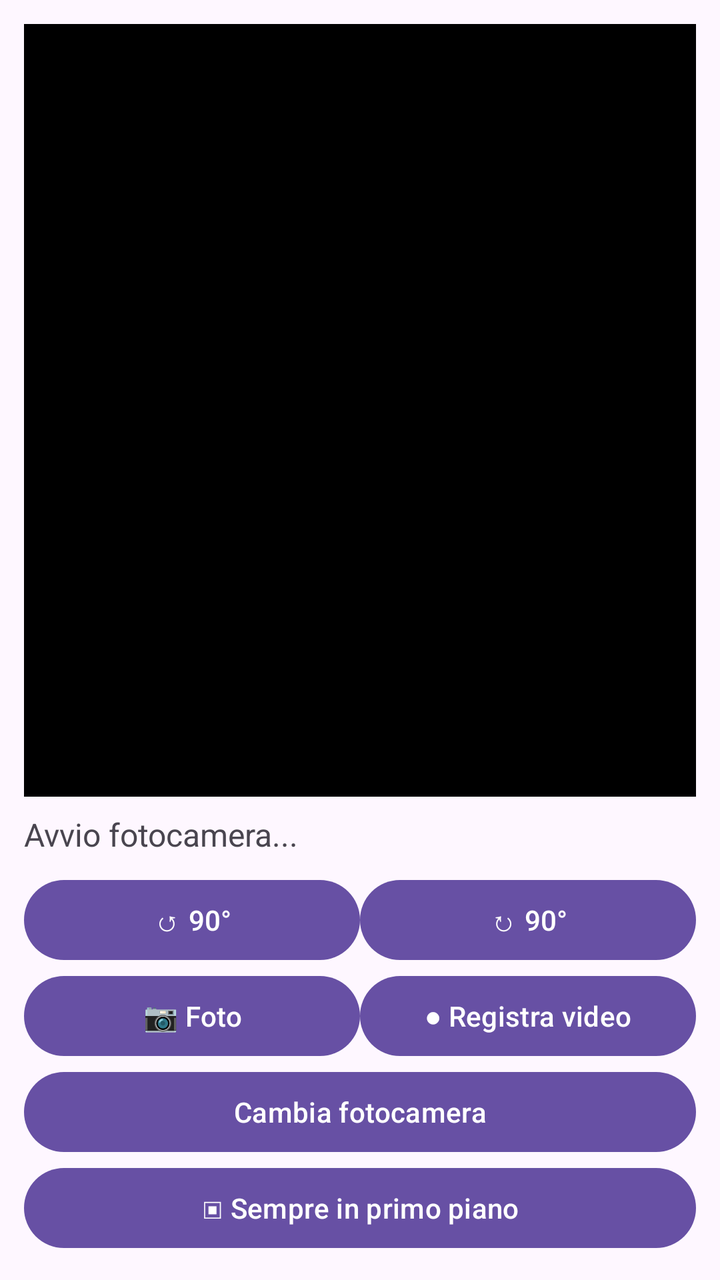
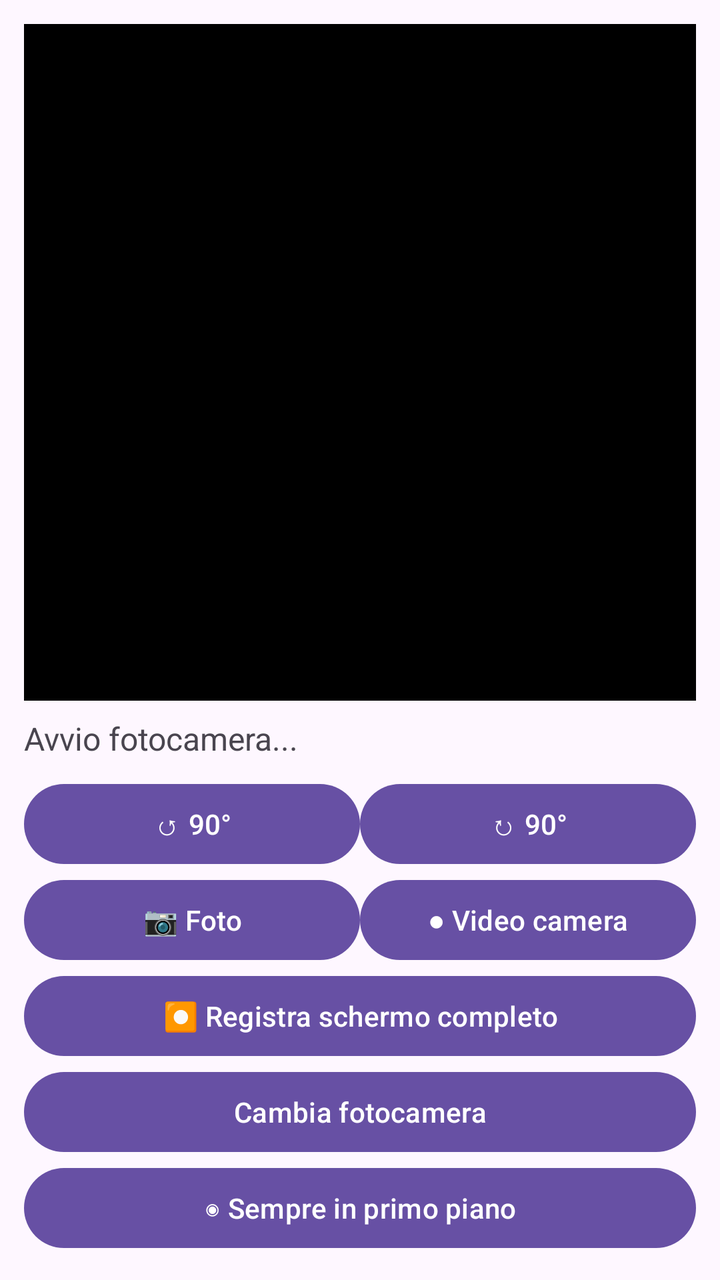

Compare the two renders of this Android layout. The source of the first and the diff that turns it into the second are given below.
<!-- AndroidManifest.xml: application theme Theme.CorrectedCamera -->
<!-- res/layout/activity_main.xml -->
<?xml version="1.0" encoding="utf-8"?>
<LinearLayout xmlns:android="http://schemas.android.com/apk/res/android"
    android:layout_width="match_parent"
    android:layout_height="match_parent"
    android:orientation="vertical"
    android:padding="12dp">

    <ImageView
        android:id="@+id/processedImageView"
        android:layout_width="match_parent"
        android:layout_height="0dp"
        android:layout_weight="1"
        android:background="#000000"
        android:scaleType="fitCenter"
        android:contentDescription="Anteprima fotocamera corretta"/>

    <TextView
        android:id="@+id/statusText"
        android:layout_width="match_parent"
        android:layout_height="wrap_content"
        android:text="Avvio fotocamera..."
        android:textSize="16sp"
        android:paddingTop="8dp"
        android:paddingBottom="8dp"/>

    <LinearLayout
        android:id="@+id/controlsContainer"
        android:layout_width="match_parent"
        android:layout_height="wrap_content"
        android:orientation="vertical">

        <LinearLayout
            android:layout_width="match_parent"
            android:layout_height="wrap_content"
            android:orientation="horizontal">

            <Button
                android:id="@+id/rotateLeftButton"
                android:layout_width="0dp"
                android:layout_height="wrap_content"
                android:layout_weight="1"
                android:text="↺ 90°"/>

            <Button
                android:id="@+id/rotateRightButton"
                android:layout_width="0dp"
                android:layout_height="wrap_content"
                android:layout_weight="1"
                android:text="↻ 90°"/>
        </LinearLayout>

        <LinearLayout
            android:layout_width="match_parent"
            android:layout_height="wrap_content"
            android:orientation="horizontal">

            <Button
                android:id="@+id/photoButton"
                android:layout_width="0dp"
                android:layout_height="wrap_content"
                android:layout_weight="1"
                android:text="📷 Foto"/>

            <Button
                android:id="@+id/videoButton"
                android:layout_width="0dp"
                android:layout_height="wrap_content"
                android:layout_weight="1"
                android:text="● Registra video"/>
        </LinearLayout>

        <Button
            android:id="@+id/switchCameraButton"
            android:layout_width="match_parent"
            android:layout_height="wrap_content"
            android:text="Cambia fotocamera"/>

        <Button
            android:id="@+id/alwaysOnTopButton"
            android:layout_width="match_parent"
            android:layout_height="wrap_content"
            android:text="▣ Sempre in primo piano"/>

    </LinearLayout>

</LinearLayout>
<!-- resources referenced by this layout -->
<resources>
  <style name="Theme.CorrectedCamera" parent="Theme.Material3.DayNight.NoActionBar">
          <item name="android:windowLightStatusBar">false</item>
      </style>
</resources>

<!-- the commit's change to res/layout/activity_main.xml (unified diff, before → after) -->
@@ -1,5 +1,6 @@
 <?xml version="1.0" encoding="utf-8"?>
 <LinearLayout xmlns:android="http://schemas.android.com/apk/res/android"
+    android:id="@+id/rootContainer"
     android:layout_width="match_parent"
     android:layout_height="match_parent"
     android:orientation="vertical"
@@ -11,7 +12,7 @@
         android:layout_height="0dp"
         android:layout_weight="1"
         android:background="#000000"
-        android:scaleType="fitCenter"
+        android:scaleType="centerCrop"
         android:contentDescription="Anteprima fotocamera corretta"/>
 
     <TextView
@@ -33,14 +34,12 @@
             android:layout_width="match_parent"
             android:layout_height="wrap_content"
             android:orientation="horizontal">
-
             <Button
                 android:id="@+id/rotateLeftButton"
                 android:layout_width="0dp"
                 android:layout_height="wrap_content"
                 android:layout_weight="1"
                 android:text="↺ 90°"/>
-
             <Button
                 android:id="@+id/rotateRightButton"
                 android:layout_width="0dp"
@@ -53,21 +52,25 @@
             android:layout_width="match_parent"
             android:layout_height="wrap_content"
             android:orientation="horizontal">
-
             <Button
                 android:id="@+id/photoButton"
                 android:layout_width="0dp"
                 android:layout_height="wrap_content"
                 android:layout_weight="1"
                 android:text="📷 Foto"/>
-
             <Button
                 android:id="@+id/videoButton"
                 android:layout_width="0dp"
                 android:layout_height="wrap_content"
                 android:layout_weight="1"
-                android:text="● Registra video"/>
+                android:text="● Video camera"/>
         </LinearLayout>
+
+        <Button
+            android:id="@+id/screenVideoButton"
+            android:layout_width="match_parent"
+            android:layout_height="wrap_content"
+            android:text="⏺ Registra schermo completo"/>
 
         <Button
             android:id="@+id/switchCameraButton"
@@ -79,8 +82,6 @@
             android:id="@+id/alwaysOnTopButton"
             android:layout_width="match_parent"
             android:layout_height="wrap_content"
-            android:text="▣ Sempre in primo piano"/>
-
+            android:text="◉ Sempre in primo piano"/>
     </LinearLayout>
-
 </LinearLayout>
